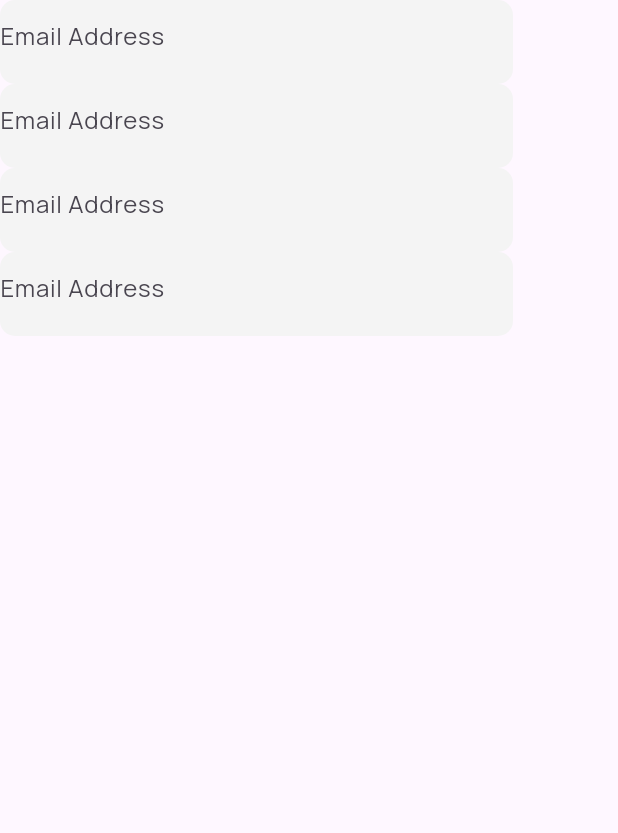
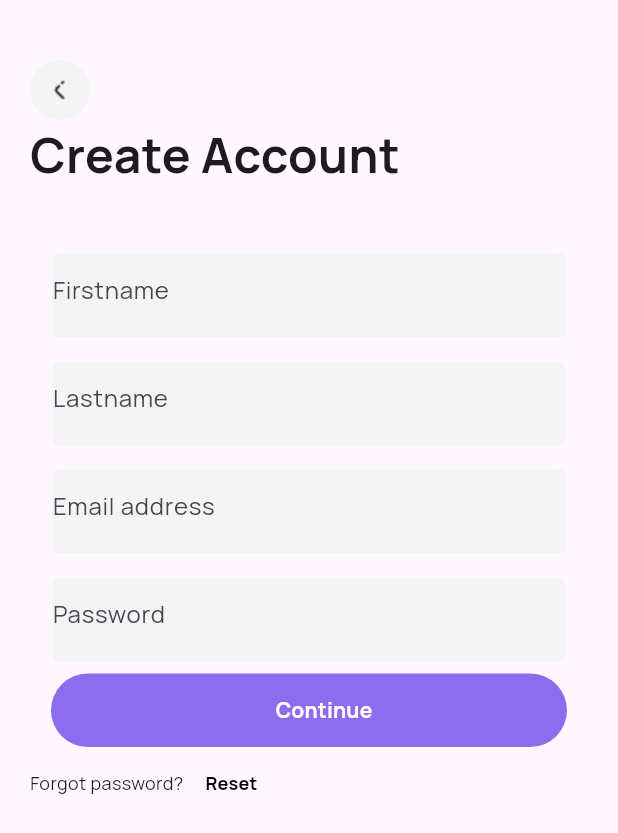
Before and after one commit to Bodeayman/EcomFlutter, a Flutter app: the InitialSignView screen opened by its route, after a tap on "Create one", on a phone screen of 412 x 824 dp. Shown: the top 833 px of the screen. Run offline on Flutter 3.47's test engine with Material 3 defaults, Android fonts, the phone set to English and light mode, and no system bars; our stand-ins replace bloc, dartz, dio, flutter_bloc, font_awesome_flutter, go_router and 5 more; missing offline and left inert: dart:ffi; accounts and stored records are empty; network calls fail.

Commit message:
Created the create new account page

```diff
--- a/lib/constants/sizes.dart
+++ b/lib/constants/sizes.dart
@@ -1 +1,4 @@
 double kLoginScreenButtonHeight = 49;
+
+double kBorderSize = 4;
+double kTitleHeight = 32;
--- /dev/null
+++ b/lib/cubit/main_products_cubit.dart
@@ -0,0 +1,8 @@
+import 'package:bloc/bloc.dart';
+import 'package:meta/meta.dart';
+
+part 'main_products_state.dart';
+
+class MainProductsCubit extends Cubit<MainProductsState> {
+  MainProductsCubit() : super(MainProductsInitial());
+}
--- /dev/null
+++ b/lib/cubit/main_products_state.dart
@@ -0,0 +1,18 @@
+part of 'main_products_cubit.dart';
+
+@immutable
+sealed class MainProductsState {}
+
+final class MainProductsInitial extends MainProductsState {}
+
+final class MainProductsLoading extends MainProductsState {}
+
+final class MainProductsSuccess extends MainProductsState {
+  final dynamic data;
+  MainProductsSuccess(this.data);
+}
+
+final class MainProductsFailure extends MainProductsState {
+  final String errMessage;
+  MainProductsFailure(this.errMessage);
+}
--- a/lib/pages/OnBoarding/Widgets/login_material_button.dart
+++ b/lib/pages/OnBoarding/Widgets/login_material_button.dart
@@ -19,7 +19,10 @@ class CustomeElevatedButton extends StatelessWidget {
   final VoidCallback? callbackFunction;
   @override
   Widget build(BuildContext context) {
-    return ElevatedButton(
+    return SizedBox(
+      width: 344,
+      height: 49,
+      child: ElevatedButton(
         onPressed: callbackFunction,
 
         style: ElevatedButton.styleFrom(
@@ -41,12 +44,16 @@ class CustomeElevatedButton extends StatelessWidget {
                 alignment: Alignment.center,
                 child: Text(
                   hintText,
-                style: TextStyle(color: textColor, fontWeight: FontWeight.bold),
+                  style: TextStyle(
+                    color: textColor,
+                    fontWeight: FontWeight.bold,
+                  ),
                 ),
               ),
             ),
           ],
         ),
+      ),
     );
   }
 }
--- a/lib/pages/OnBoarding/Widgets/login_text_field.dart
+++ b/lib/pages/OnBoarding/Widgets/login_text_field.dart
@@ -1,29 +1,36 @@
+import 'package:ecomflutter/constants/sizes.dart';
 import 'package:flutter/material.dart';
 
 class LoginTextField extends StatelessWidget {
-  const LoginTextField({super.key, required this.controller});
+  const LoginTextField({
+    super.key,
+    required this.controller,
+    required this.hintText,
+    required this.validatorFunction,
+  });
   final TextEditingController controller;
+  final String hintText;
+  final FormFieldValidator validatorFunction;
   @override
   Widget build(BuildContext context) {
-    return ClipRRect(
-      borderRadius: BorderRadius.circular(10),
+    return Padding(
+      padding: const EdgeInsets.symmetric(vertical: 8.0),
+      child: ClipRRect(
+        borderRadius: BorderRadius.circular(kBorderSize),
         child: Container(
           height: 56,
           width: 342,
           decoration: BoxDecoration(color: Color(0xffF4F4F4)),
           child: TextFormField(
-          validator: (value) {
-            if (value == null || value.trim().isEmpty) {
-              return "Please enter your email";
-            }
-            return null;
-          },
+            validator: validatorFunction,
+
             decoration: InputDecoration(
               errorBorder: InputBorder.none,
               focusedBorder: InputBorder.none,
               enabledBorder: InputBorder.none,
               fillColor: Color(0xffF4F4F4),
-            hintText: "Email Address",
+              hintText: hintText,
+            ),
           ),
         ),
       ),
--- a/lib/pages/OnBoarding/create_new_account_view.dart
+++ b/lib/pages/OnBoarding/create_new_account_view.dart
@@ -1,5 +1,10 @@
+import 'package:ecomflutter/constants/colors.dart';
+import 'package:ecomflutter/constants/sizes.dart';
+import 'package:ecomflutter/pages/OnBoarding/Widgets/login_material_button.dart';
 import 'package:ecomflutter/pages/OnBoarding/Widgets/login_text_field.dart';
+import 'package:ecomflutter/utils/shared_func.dart';
 import 'package:flutter/material.dart';
+import 'package:go_router/go_router.dart';
 
 class CreateNewAccountView extends StatefulWidget {
   const CreateNewAccountView({super.key});
@@ -10,17 +15,108 @@ class CreateNewAccountView extends StatefulWidget {
 
 class _CreateNewAccountViewState extends State<CreateNewAccountView> {
   final TextEditingController _emailController = TextEditingController();
+  final GlobalKey<FormState> _formKeyAccount = GlobalKey<FormState>();
 
   @override
   Widget build(BuildContext context) {
     return Scaffold(
-      body: Column(
-        children: [
-          LoginTextField(controller: _emailController),
-          LoginTextField(controller: _emailController),
-          LoginTextField(controller: _emailController),
-          LoginTextField(controller: _emailController),
-        ],
+      body: Form(
+        key: _formKeyAccount,
+        child: Padding(
+          padding: const EdgeInsets.symmetric(horizontal: 20.0, vertical: 40),
+          child: Column(
+            children: [
+              Align(
+                alignment: Alignment.centerLeft,
+                child: Column(
+                  crossAxisAlignment: CrossAxisAlignment.start,
+                  children: [
+                    InkWell(
+                      onTap: () => context.pushReplacement("/initial"),
+                      child: Container(
+                        height: 40,
+                        width: 40,
+                        decoration: BoxDecoration(
+                          color: kTextForm,
+                          borderRadius: BorderRadius.circular(100),
+                        ),
+
+                        child: Image.asset("assets/arrowleft2.png"),
+                      ),
+                    ),
+                    Text(
+                      "Create Account",
+                      style: TextStyle(
+                        fontWeight: FontWeight.bold,
+                        fontSize: kTitleHeight,
+                      ),
+                    ),
+                  ],
+                ),
+              ),
+              const SizedBox(height: 35),
+              LoginTextField(
+                controller: _emailController,
+                hintText: "Firstname",
+                validatorFunction: normalValidatorFunction,
+              ),
+              LoginTextField(
+                controller: _emailController,
+                hintText: "Lastname",
+                validatorFunction: normalValidatorFunction,
+              ),
+              LoginTextField(
+                controller: _emailController,
+                hintText: "Email address",
+                validatorFunction: normalValidatorFunction,
+              ),
+              LoginTextField(
+                controller: _emailController,
+                hintText: "Password",
+                validatorFunction: normalValidatorFunction,
+              ),
+              CustomeElevatedButton(
+                buttonColor: appbarSec,
+                prefixIcon: null,
+                hintText: "Continue",
+                textColor: Colors.white,
+                callbackFunction: () {
+                  if (_formKeyAccount.currentState!.validate()) {
+                    (context).go('/');
+                  }
+                },
+              ),
+              Align(
+                alignment: Alignment.centerLeft,
+                child: Row(
+                  children: [
+                    Text("Forgot password?", style: TextStyle(fontSize: 12)),
+                    TextButton(
+                      style: TextButton.styleFrom(
+                        splashFactory: NoSplash.splashFactory,
+                      ),
+                      child: Text(
+                        "Reset",
+                        style: TextStyle(
+                          color: Colors.black,
+                          fontWeight: FontWeight.bold,
+
+                          fontSize: 12,
+                        ),
+                      ),
+                      onPressed:
+                          () => Navigator.of(context).push(
+                            MaterialPageRoute(
+                              builder: (context) => CreateNewAccountView(),
+                            ),
+                          ),
+                    ),
+                  ],
+                ),
+              ),
+            ],
+          ),
+        ),
       ),
     );
   }
--- a/lib/pages/OnBoarding/initial_sign_view.dart
+++ b/lib/pages/OnBoarding/initial_sign_view.dart
@@ -51,7 +51,16 @@ class _InitialSignViewState extends State<InitialSignView> {
               key: _formKey,
               child: SizedBox(
                 height: 56,
-                child: LoginTextField(controller: _emailEditingController),
+                child: LoginTextField(
+                  controller: _emailEditingController,
+                  hintText: "Email Address",
+                  validatorFunction: (value) {
+                    if (value == null || value.trim().isEmpty) {
+                      return "Please enter your email";
+                    }
+                    return null;
+                  },
+                ),
               ),
             ),
             Padding(
--- a/lib/routers.dart
+++ b/lib/routers.dart
@@ -1,4 +1,5 @@
 import 'package:ecomflutter/pages/Home/home_view.dart';
+import 'package:ecomflutter/pages/OnBoarding/create_new_account_view.dart';
 import 'package:ecomflutter/pages/OnBoarding/initial_sign_view.dart';
 import 'package:ecomflutter/pages/Records/record_view.dart';
 import 'package:go_router/go_router.dart';
@@ -8,6 +9,10 @@ final GoRouter router = GoRouter(
     GoRoute(path: "/records", builder: (context, state) => RecordView()),
     GoRoute(path: "/", builder: (context, state) => Home()),
     GoRoute(path: "/initial", builder: (context, state) => InitialSignView()),
+    GoRoute(
+      path: "/initialE",
+      builder: (context, state) => CreateNewAccountView(),
+    ),
   ],
-  initialLocation: "/initial",
+  initialLocation: "/initialE",
 );
--- /dev/null
+++ b/lib/utils/shared_func.dart
@@ -0,0 +1,8 @@
+import 'package:flutter/material.dart';
+
+FormFieldValidator normalValidatorFunction = (value) {
+  if (value == null || value.trim().isEmpty) {
+    return "Please enter your email";
+  }
+  return null;
+};
--- a/pubspec.yaml
+++ b/pubspec.yaml
@@ -61,6 +61,4 @@ dev_dependencies:
 flutter:
   uses-material-design: true
   assets:
-    - assets/img/background.jpg
-    - assets/img/my_img.jpg
-    - assets/img/stripe.png
+    - assets/
```
Also changed, not shown: assets/arrowleft2.png (added). Lines whose indentation alone changed are shown as unchanged.
